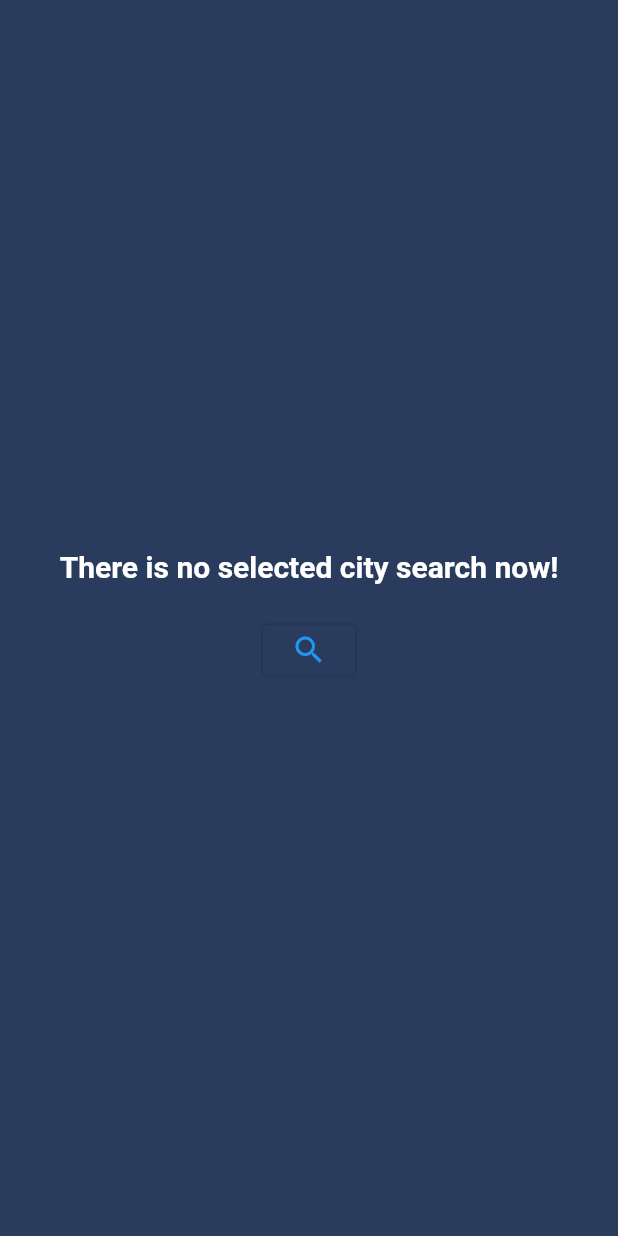
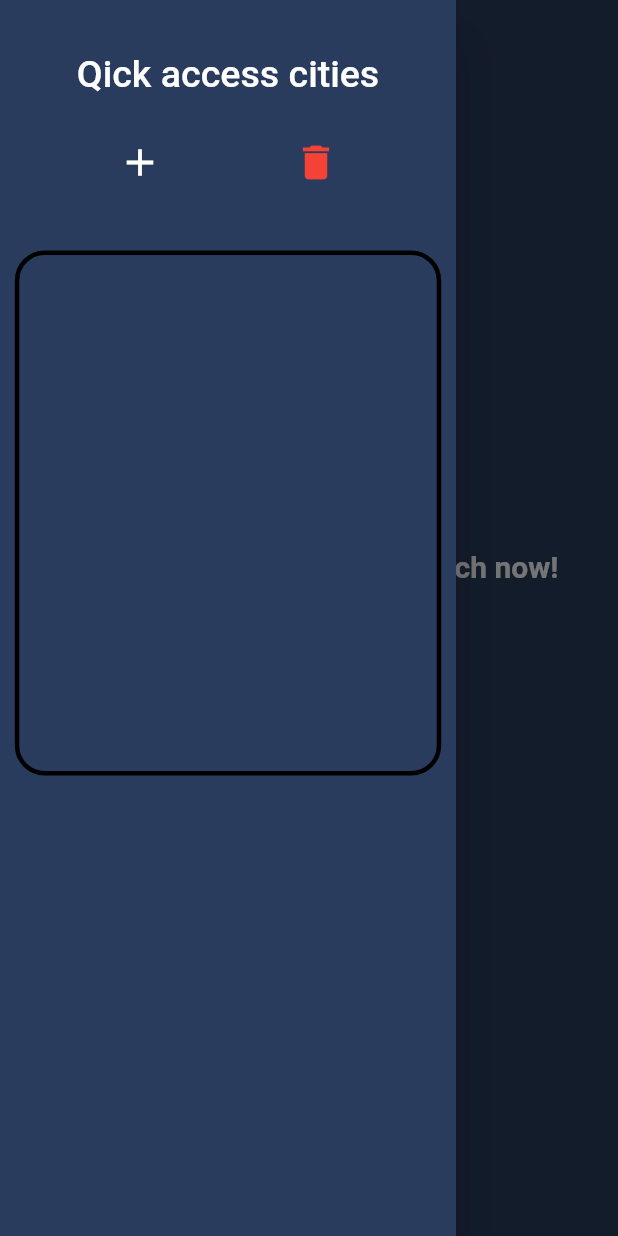
Before and after one commit to swilam202/Weather-app, a Flutter app: the screen it shows after launch, with the side drawer open (before the commit the screen has no drawer), on a phone screen of 412 x 824 dp. Run offline on Flutter 3.47's test engine with Material 2 defaults, Android fonts, the phone set to English and light mode, and no system bars; our stand-ins replace get, sqflite; accounts and stored records are empty.

Commit message:
i initated the database and the drawer but when i try to insert a city name into the list it does not work maybe the problem in the database

```diff
--- /dev/null
+++ b/lib/DataBase/DBHelper.dart
@@ -0,0 +1,49 @@
+import 'package:sqflite/sqflite.dart';
+import 'package:path/path.dart';
+
+
+class DBHelper{
+  static Database? _db;
+  int _version = 1;
+
+  init() async {
+    String dateBasePath = await getDatabasesPath();
+    String path = join(dateBasePath, 'res.db');
+    _db = await openDatabase(path, version: _version,
+        onCreate: (_db, _version) async {
+          Batch batch = _db.batch();
+          batch.execute('''
+      CREATE TABLE "cities"(
+      id INTEGER PRIMARY KEY AUTOINCREMENT,
+      city TEXT
+      )
+    ''');
+          await batch.commit();
+          print('++++++++++++++++DATABASE CREATED++++++++++++++++++');
+        });
+    return _db;
+
+
+  }
+
+  queryData(String tableName)async{
+    List response = await _db!.query(tableName);
+    return response;
+  }
+
+  deleteItem(int id ,String tableName)async{
+    int response = await _db!.delete(tableName,where: 'id = ?',whereArgs: [id]);
+    return response;
+  }
+
+  deleteData(String tableName)async{
+    int response = await _db!.delete(tableName);
+    return response;
+  }
+
+  insertItem(String tableName,Map<String,Object> values)async{
+    int response = await _db!.insert(tableName, values);
+    return response;
+  }
+
+}
--- a/lib/main.dart
+++ b/lib/main.dart
@@ -1,8 +1,12 @@
 import 'package:flutter/material.dart';
-
+import 'package:weatherapp/DataBase/DBHelper.dart';
+import 'package:get/get.dart';
 import 'pages/home page.dart';
 
 void main() {
+  WidgetsFlutterBinding.ensureInitialized();
+  DBHelper dbHelper = DBHelper();
+  dbHelper.init();
   runApp(const MyApp());
 }
 
@@ -11,7 +15,7 @@ class MyApp extends StatelessWidget {
 
   @override
   Widget build(BuildContext context) {
-    return MaterialApp(
+    return GetMaterialApp(
       debugShowCheckedModeBanner: false,
       home: HomePage(),
     );
--- a/lib/pages/home page.dart
+++ b/lib/pages/home page.dart
@@ -1,10 +1,31 @@
 import 'package:flutter/material.dart';
+import 'package:weatherapp/DataBase/DBHelper.dart';
 import 'package:weatherapp/controllers/get%20controller.dart';
 
 import 'package:get/get.dart';
 import 'search page.dart';
 
-class HomePage extends StatelessWidget {
+class HomePage extends StatefulWidget {
+  @override
+  State<HomePage> createState() => _HomePageState();
+}
+
+class _HomePageState extends State<HomePage> {
+  DBHelper dbHelper = DBHelper();
+
+  List cities = [];
+
+  Future addCities() async {
+    cities = await dbHelper.queryData('cities');
+    return cities;
+  }
+  @override
+  void initState() {
+    // TODO: implement initState
+    super.initState();
+    dbHelper.init();
+  }
+
   Padding rowBuilder(
       {required String avgTe,
       required String icona,
@@ -27,11 +48,13 @@ class HomePage extends StatelessWidget {
             width: 70,
             child: Image.network('https:$icona'),
           ),
-          Text(
+          Expanded(
+            child: Text(
               cond,
               style: const TextStyle(
                   color: Colors.white,
                   fontSize: 20,
+                  overflow: TextOverflow.ellipsis),
             ),
           ),
           Text(
@@ -45,6 +68,8 @@ class HomePage extends StatelessWidget {
       ),
     );
   }
+
+  TextEditingController textcontroller = TextEditingController();
 
   @override
   Widget build(BuildContext context) {
@@ -294,49 +319,100 @@ class HomePage extends StatelessWidget {
                   ),
                 ),
               ),
-        )));
+      )),
+      drawer: Drawer(
+        backgroundColor: const Color.fromRGBO(42, 60, 93, 1.0),
+        child: SafeArea(
+          child: Column(
+            children: [
+              const SizedBox(height: 35),
+              const Text(
+                'Qick access cities',
+                style: TextStyle(
+                    color: Colors.white,
+                    fontWeight: FontWeight.w500,
+                    fontSize: 25),
+              ),
+              const SizedBox(height: 20),
+              Row(
+                mainAxisAlignment: MainAxisAlignment.spaceEvenly,
+                children: [
+                  IconButton(
+                    onPressed: () {
+                      textcontroller.text = '';
+                      Get.bottomSheet(
+                        Padding(
+                          padding: const EdgeInsets.symmetric(
+                              vertical: 20, horizontal: 10),
+                          child: TextField(
+                            onSubmitted: (text){
+                              dbHelper.insertItem(
+                                'cities',
+                                {'city': text},
+                              );
+                            },
+                            decoration: InputDecoration(
+                              border: OutlineInputBorder(
+                                borderSide: const BorderSide(
+                                  color: Colors.white,
+                                ),
+                                borderRadius: BorderRadius.circular(20),
+                              ),
+                              contentPadding: const EdgeInsets.symmetric(
+                                  horizontal: 20, vertical: 30),
+                              hintText: 'Enter City Name',
+                              labelText: 'Add City',
+                            ),
+                          ),
+                        ),
+                        backgroundColor: const Color.fromRGBO(42, 60, 93, 1.0),
+                      );
+
+                      setState(() {
+                      });
+                    },
+                    icon: const Icon(
+                      Icons.add,
+                      size: 30,
+                      color: Colors.white,
+                    ),
+                  ),
+                  IconButton(
+                    onPressed: () {},
+                    icon: const Icon(
+                      Icons.delete,
+                      color: Colors.red,
+                      size: 30,
+                    ),
+                  ),
+                ],
+              ),
+              const SizedBox(height: 35),
+              Container(
+                height: 350,
+                width: MediaQuery.of(context).size.width * 0.69,
+                decoration: BoxDecoration(
+                  border: Border.all(
+                    width: 3,
+                    color: Colors.black,
+                  ),
+                  borderRadius: BorderRadius.circular(20),
+                ),
+                child: ListView.builder(
+                  itemCount: cities.length,
+                  itemBuilder: (context, index) {
+                    return Padding(
+                      padding: const EdgeInsets.symmetric(
+                          horizontal: 10, vertical: 15),
+                      child: Text(cities[index]['city'],style: const TextStyle(color: Colors.white),),
+                    );
+                  },
+                ),
+              ),
+            ],
+          ),
+        ),
+      ),
+    );
   }
 }
-
-//Row(
-//                                 children: list.map((value) {
-//                                   return Container(
-//                                     padding: const EdgeInsets.symmetric(
-//                                         horizontal: 10, vertical: 5),
-//                                     height: 150,
-//                                     width: 70,
-//
-//                                     child: Column(
-//                                       children: [
-//                                         Padding(
-//                                           padding: const EdgeInsets.only(
-//                                             bottom: 10,
-//                                           ),
-//                                           child: Text(
-//                                             '2-2',
-//                                             style: TextStyle(
-//                                                 fontSize: 25,
-//                                                 color: Colors.white,
-//                                                 fontWeight: FontWeight.bold),
-//                                           ),
-//                                         ),
-//                                         Expanded(
-//                                           child: Image.network('src'),
-//                                         ),
-//                                         Padding(
-//                                           padding: const EdgeInsets.only(
-//                                             top: 10,
-//                                           ),
-//                                           child: Text(
-//                                             '22',
-//                                             style: TextStyle(
-//                                                 fontSize: 25,
-//                                                 color: Colors.white,
-//                                                 fontWeight: FontWeight.bold),
-//                                           ),
-//                                         ),
-//                                       ],
-//                                     ),
-//                                   );
-//                                 }).toList(),
-//                               )
--- a/pubspec.yaml
+++ b/pubspec.yaml
@@ -41,6 +41,7 @@ dev_dependencies:
   flutter_test:
     sdk: flutter
   get: ^4.6.5
+  sqflite: ^2.2.5
 
   # The "flutter_lints" package below contains a set of recommended lints to
   # encourage good coding practices. The lint set provided by the package is
```
Also changed, not shown: pubspec.lock, 1 other file. Lines whose indentation alone changed are shown as unchanged.
